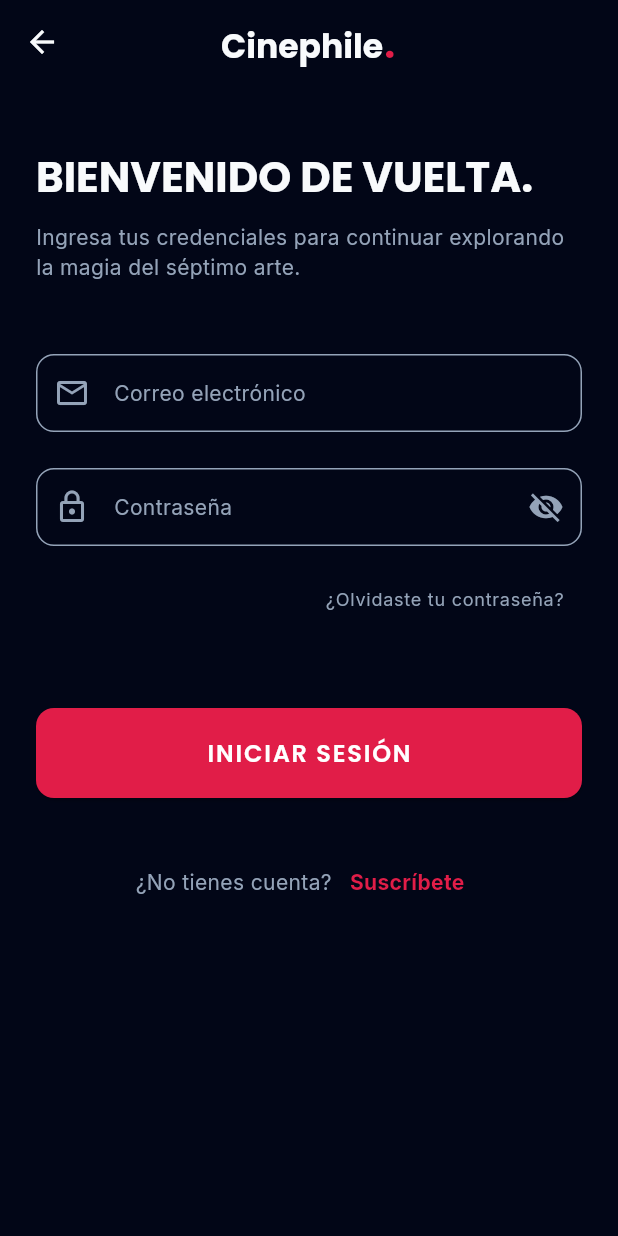
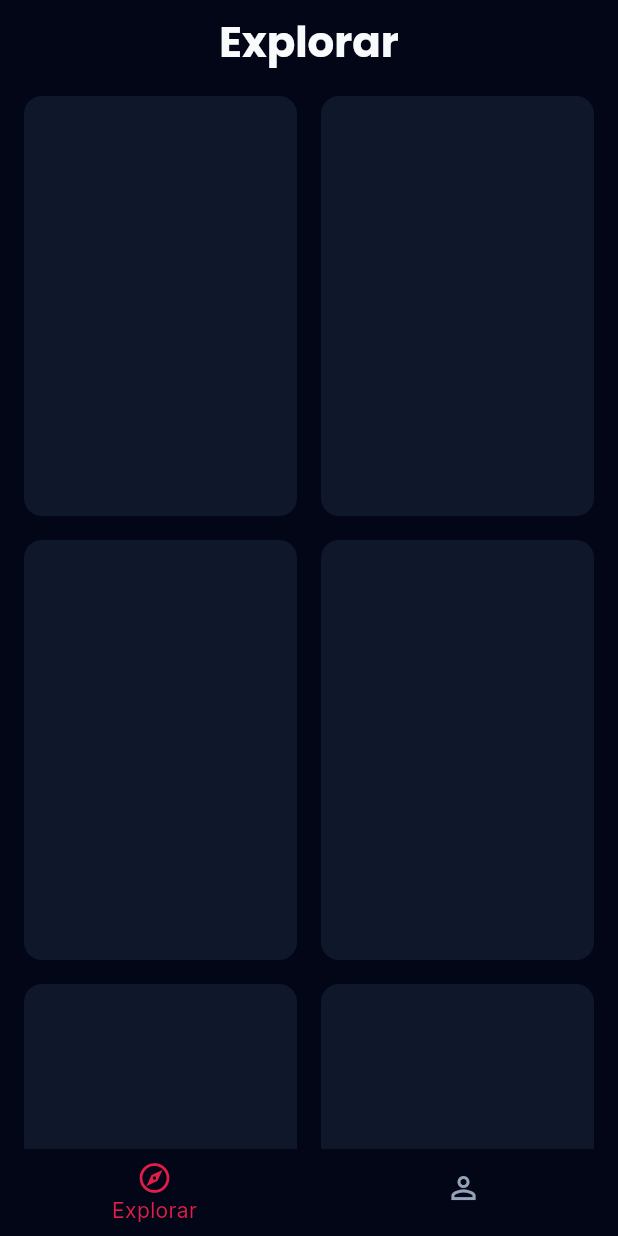
Before and after one commit to csevilla17/Cinephile, a Flutter app: the LoginScreen screen opened directly, after a tap on "INICIAR SESIÓN", on a phone screen of 412 x 824 dp. Run offline on Flutter 3.47's test engine with Material 3 defaults, Android fonts, the phone set to English and light mode, and no system bars; our stand-ins replace google_fonts.

Commit message:
se agrego ya la pantalla de explorer donde estaran los videos traidos de la api, tambien fase inicial de infoscren aun no termanada

```diff
--- /dev/null
+++ b/lib/screens/ExplorerScreen.dart
@@ -0,0 +1,107 @@
+import 'package:flutter/material.dart';
+
+class ExplorerScreen extends StatefulWidget {
+  const ExplorerScreen({super.key});
+
+  @override
+  State<ExplorerScreen> createState() => _ExplorerScreenState();
+}
+
+class _ExplorerScreenState extends State<ExplorerScreen> {
+  int _currentIndex = 0;
+
+  @override
+  Widget build(BuildContext context) {
+    final colorScheme = Theme.of(context).colorScheme;
+    const slateGray = Color(0xFF94A3B8);
+
+    return Scaffold(
+      body: IndexedStack(
+        index: _currentIndex,
+        children: [
+          _buildExploreView(),
+          _buildProfileView(),
+        ],
+      ),
+      bottomNavigationBar: BottomNavigationBar(
+        backgroundColor: colorScheme.surface,
+        selectedItemColor: colorScheme.primary,
+        unselectedItemColor: slateGray,
+        showUnselectedLabels: false,
+        currentIndex: _currentIndex,
+        onTap: (index) {
+          setState(() {
+            _currentIndex = index;
+          });
+        },
+        type: BottomNavigationBarType.fixed,
+        items: const [
+          BottomNavigationBarItem(
+            icon: Icon(Icons.explore_outlined),
+            label: 'Explorar',
+          ),
+          BottomNavigationBarItem(
+            icon: Icon(Icons.person_outline),
+            label: 'Perfil',
+          ),
+        ],
+      ),
+    );
+  }
+
+  Widget _buildExploreView() {
+    final textTheme = Theme.of(context).textTheme;
+    final colorScheme = Theme.of(context).colorScheme;
+
+    return CustomScrollView(
+      slivers: [
+        SliverAppBar(
+          title: Text(
+            'Explorar',
+            style: textTheme.headlineMedium?.copyWith(
+              fontWeight: FontWeight.bold,
+            ),
+          ),
+          floating: true,
+          backgroundColor: colorScheme.surface,
+          elevation: 0,
+        ),
+        SliverPadding(
+          padding: const EdgeInsets.symmetric(horizontal: 16.0, vertical: 8.0),
+          sliver: SliverGrid(
+            gridDelegate: const SliverGridDelegateWithFixedCrossAxisCount(
+              crossAxisCount: 2,
+              mainAxisSpacing: 16.0,
+              crossAxisSpacing: 16.0,
+              childAspectRatio: 0.65,
+            ),
+            delegate: SliverChildBuilderDelegate(
+              (BuildContext context, int index) {
+                return Container(
+                  decoration: BoxDecoration(
+                    color: const Color(0xFF0F172A),
+                    borderRadius: BorderRadius.circular(12),
+                  ),
+                );
+              },
+              childCount: 10,
+            ),
+          ),
+        ),
+      ],
+    );
+  }
+
+  Widget _buildProfileView() {
+    final textTheme = Theme.of(context).textTheme;
+
+    return Center(
+      child: Text(
+        'InfoScreen Placeholder',
+        style: textTheme.bodyLarge?.copyWith(
+          color: const Color(0xFFF8FAFC),
+        ),
+      ),
+    );
+  }
+}
--- a/lib/screens/HomeScreen.dart
+++ b/lib/screens/HomeScreen.dart
@@ -42,6 +42,12 @@
               child: Row(
                 mainAxisAlignment: MainAxisAlignment.center,
                 children: [
+                  Icon(
+                    Icons.movie_outlined,
+                    color: colorScheme.primary,
+                    size: 28,
+                  ),
+                  const SizedBox(width: 8),
                   Text.rich(
                     TextSpan(
                       text: 'Cinephile',
--- a/lib/screens/LoginScreen.dart
+++ b/lib/screens/LoginScreen.dart
@@ -1,5 +1,6 @@
 import 'package:flutter/material.dart';
 import 'SubscriptionScreen.dart';
+import 'ExplorerScreen.dart';
 
 class LoginScreen extends StatefulWidget {
   const LoginScreen({super.key});
@@ -134,7 +135,13 @@
               const SizedBox(height: 48),
 
               ElevatedButton(
-                onPressed: () {},
+                onPressed: () {
+                  Navigator.pushAndRemoveUntil(
+                    context,
+                    MaterialPageRoute(builder: (context) => const ExplorerScreen()),
+                    (route) => false,
+                  );
+                },
                 style: ElevatedButton.styleFrom(
                   backgroundColor: colorScheme.primary,
                   foregroundColor: Colors.white,
--- a/lib/screens/SubscriptionScreen.dart
+++ b/lib/screens/SubscriptionScreen.dart
@@ -1,5 +1,6 @@
 import 'package:flutter/material.dart';
 import 'LoginScreen.dart';
+import 'ExplorerScreen.dart';
 
 class SubscriptionScreen extends StatefulWidget {
   const SubscriptionScreen({super.key});
@@ -223,7 +224,13 @@
           ),
         ),
         ElevatedButton(
-          onPressed: () {},
+          onPressed: () {
+            Navigator.pushAndRemoveUntil(
+              context,
+              MaterialPageRoute(builder: (context) => const ExplorerScreen()),
+              (route) => false,
+            );
+          },
           style: ElevatedButton.styleFrom(
             backgroundColor: colorScheme.primary,
             foregroundColor: Colors.white,
```
